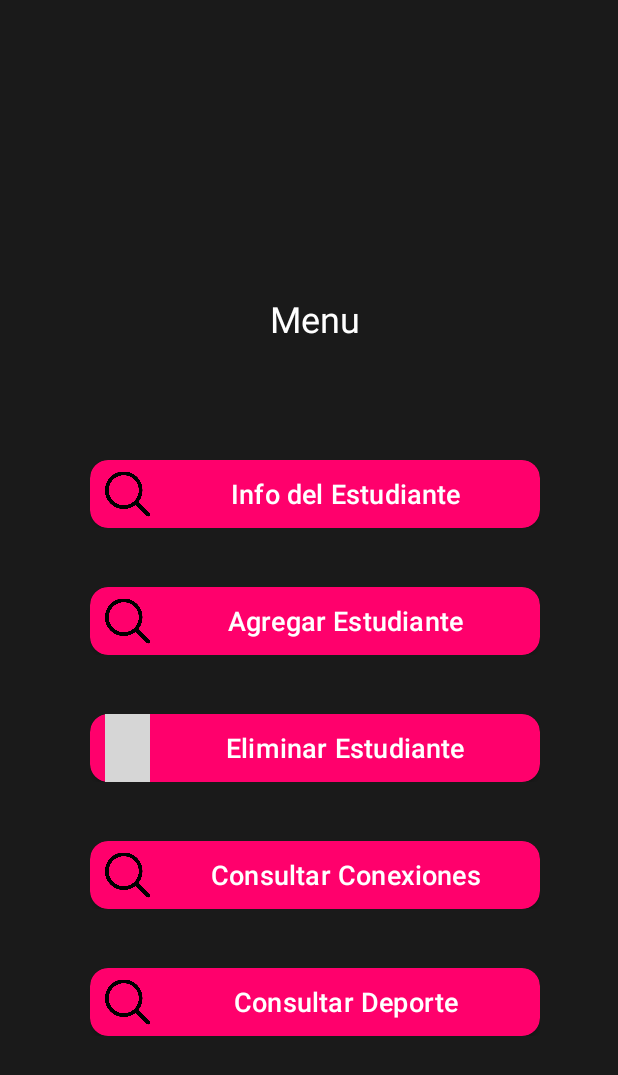
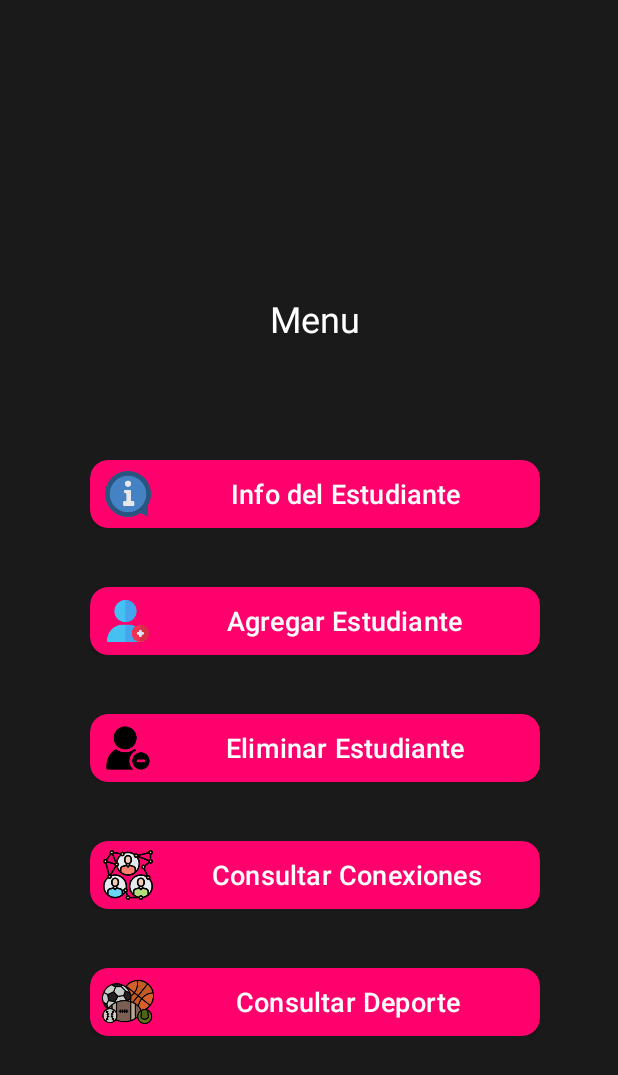
Before and after one commit to danielsam171/ConectateUn, an Android app: the MenuPrincipal screen opened directly, with no data from a screen before it, on a phone screen of 412 x 824 dp. Shown: the top 1075 px of the screen. Run offline under Robolectric (Android 15) with nearby library versions, the phone set to English and light mode, and no system bars; grey boxes are pictures that could not be loaded.

Commit message:
actualizacion iconos

```diff
--- a/app/src/main/res/layout/activity_menu_principal.xml
+++ b/app/src/main/res/layout/activity_menu_principal.xml
@@ -71,11 +71,11 @@
                                 android:layout_weight="1" />
 
                             <ImageView
-                                android:id="@+id/icono1"
-                                android:layout_width="@dimen/TamanoIconoAncho"
+                                android:id="@+id/imageView14"
+                                android:layout_width="71dp"
                                 android:layout_height="match_parent"
                                 android:layout_weight="1"
-                                app:srcCompat="@drawable/busqueda" />
+                                app:srcCompat="@drawable/coninfo" />
 
                             <com.google.android.material.button.MaterialButton
                                 android:id="@+id/btnInfoEstudiante"
@@ -123,11 +123,11 @@
                             android:layout_weight="1" />
 
                         <ImageView
-                            android:id="@+id/icono2"
-                            android:layout_width="@dimen/TamanoIconoAncho"
-                            android:layout_height="wrap_content"
+                            android:id="@+id/imageView15"
+                            android:layout_width="67dp"
+                            android:layout_height="match_parent"
                             android:layout_weight="1"
-                            app:srcCompat="@drawable/busqueda" />
+                            app:srcCompat="@drawable/conanadir" />
 
                         <com.google.android.material.button.MaterialButton
                             android:id="@+id/btnAgregarEstudiante"
@@ -178,11 +178,11 @@
                                 android:layout_weight="1" />
 
                             <ImageView
-                                android:id="@+id/icono3"
-                                android:layout_width="@dimen/TamanoIconoAncho"
-                                android:layout_height="wrap_content"
+                                android:id="@+id/imageView16"
+                                android:layout_width="71dp"
+                                android:layout_height="match_parent"
                                 android:layout_weight="1"
-                                app:srcCompat="@drawable/atrasado" />
+                                app:srcCompat="@drawable/monda" />
 
                             <com.google.android.material.button.MaterialButton
                                 android:id="@+id/btneliminarEstudiante"
@@ -229,11 +229,11 @@
                             android:layout_weight="1" />
 
                         <ImageView
-                            android:id="@+id/icono4"
-                            android:layout_width="@dimen/TamanoIconoAncho"
+                            android:id="@+id/imageView17"
+                            android:layout_width="75dp"
                             android:layout_height="wrap_content"
                             android:layout_weight="1"
-                            app:srcCompat="@drawable/busqueda" />
+                            app:srcCompat="@drawable/conconexiones" />
 
                         <com.google.android.material.button.MaterialButton
                             android:id="@+id/btnConsultarConexiones"
@@ -282,11 +282,11 @@
                             android:layout_weight="1" />
 
                         <ImageView
-                            android:id="@+id/icono5"
-                            android:layout_width="@dimen/TamanoIconoAncho"
+                            android:id="@+id/imageView18"
+                            android:layout_width="77dp"
                             android:layout_height="wrap_content"
                             android:layout_weight="1"
-                            app:srcCompat="@drawable/busqueda" />
+                            app:srcCompat="@drawable/condeportes" />
 
                         <com.google.android.material.button.MaterialButton
                             android:id="@+id/btnConsultarDeporte"
```
Also changed, not shown: app/src/main/res/layout/activity_iniciar_sesion.xml (+12 -8 lines), app/src/main/res/layout/activity_registro.xml (+15 -9 lines), app/src/main/res/drawable/conanadir.png (added), app/src/main/res/drawable/conconexiones.png (added), app/src/main/res/drawable/condeportes.png (added), app/src/main/res/drawable/coninfo.png (added), app/src/main/res/drawable/img.png (added), app/src/main/res/drawable/img_1.png (added), app/src/main/res/drawable/img_2.png (added), app/src/main/res/drawable/monda.png (added), app/src/main/res/drawable/xd.png (added).
